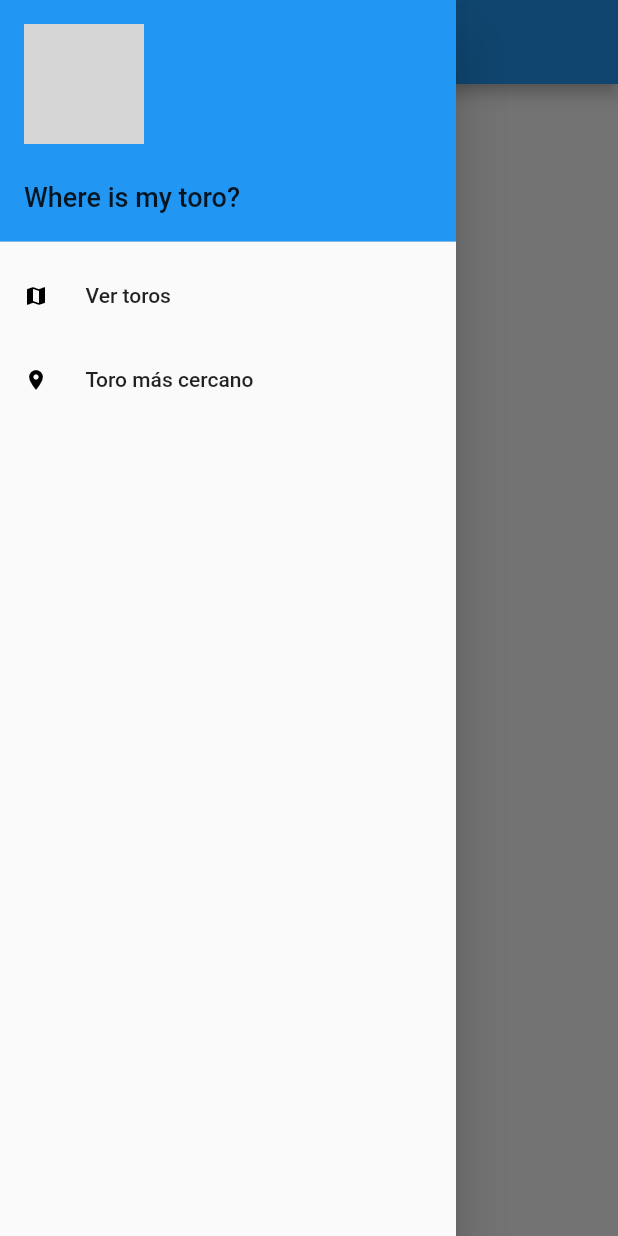
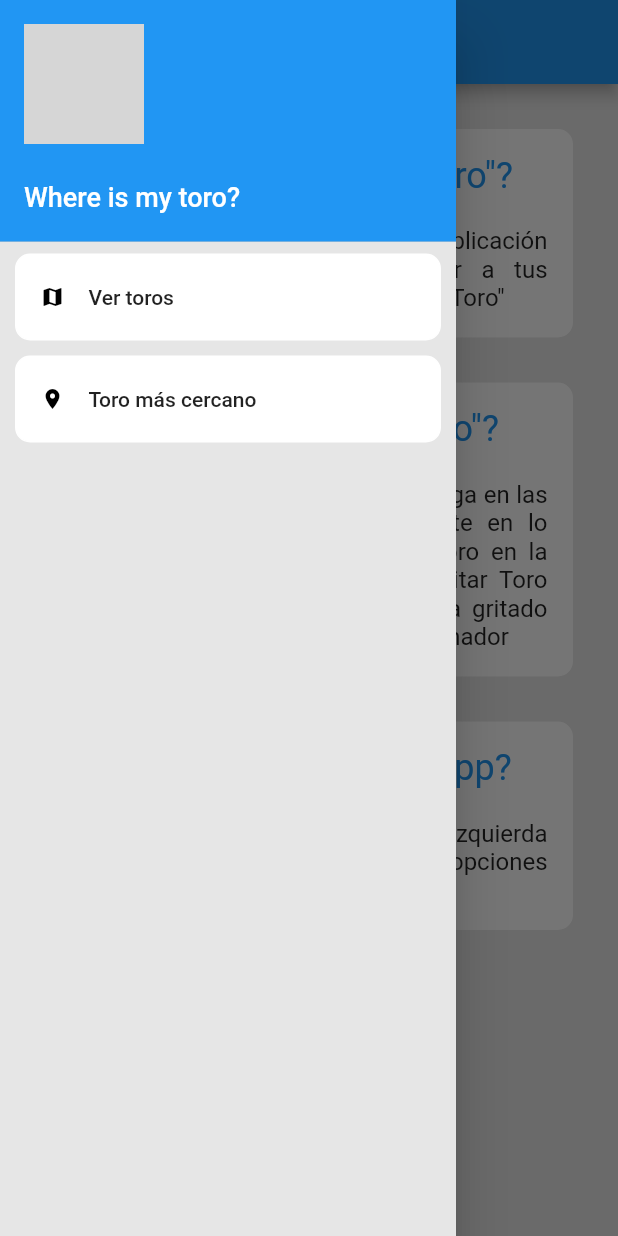
Before and after one commit to juanDeVicente/app_toro, a Flutter app: the screen it shows after launch, with the side drawer open, on a phone screen of 412 x 824 dp. Run offline on Flutter 3.47's test engine with Material 2 defaults, Android fonts, the phone set to English and light mode, and no system bars; our stand-ins replace flutter_svg, geolocator, google_maps_flutter; grey boxes are pictures that could not be loaded.

Commit message:
Finished visual parts

```diff
--- a/lib/parts/drawer.dart
+++ b/lib/parts/drawer.dart
@@ -9,9 +9,12 @@
   @override
   Widget build(BuildContext context) {
     const iconSeparator = 25.0;
-    const listTitleIconSeparator = 25.0;
+    const listTitleIconSeparator = 16.0;
+    const Color backgroundColor = Colors.white;
 
     return Drawer(
+        child: Container(
+      color: const Color(0xFFe6e6e6),
       child: ListView(
         padding: EdgeInsets.zero,
         children: [
@@ -32,11 +35,17 @@
                   padding: const EdgeInsets.only(top: iconSeparator),
                   child: const Text(
                     'Where is my toro?',
-                    style: TextStyle(fontSize: 18),
+                    style: TextStyle(fontSize: 18, color: Colors.white),
                   )),
             ]),
           ),
-          ListTile(
+          Container(
+            margin: const EdgeInsets.only(left: 10.0, right: 10.0),
+            decoration: BoxDecoration(
+                border: Border.all(color: backgroundColor),
+                color: backgroundColor,
+                borderRadius: const BorderRadius.all(Radius.circular(10))),
+            child: ListTile(
               title: Wrap(
                 crossAxisAlignment: WrapCrossAlignment.start,
                 children: [
@@ -47,18 +56,28 @@
                     semanticLabel: 'Map icon to see toros',
                   ),
                   Container(
-                  padding: const EdgeInsets.only(left: listTitleIconSeparator),
+                    padding:
+                        const EdgeInsets.only(left: listTitleIconSeparator),
                     child: const Text('Ver toros'),
                   )
                 ],
               ),
               onTap: () {
                 Navigator.pop(context);
-              Navigator.push(context,
-                  MaterialPageRoute(builder: (context) => const TorosRoute()));
+                Navigator.push(
+                    context,
+                    MaterialPageRoute(
+                        builder: (context) => const TorosRoute()));
               },
             ),
-          ListTile(
+          ),
+          Container(
+              margin: const EdgeInsets.only(left: 10.0, right: 10.0, top: 10.0),
+              decoration: BoxDecoration(
+                  border: Border.all(color: backgroundColor),
+                  color: backgroundColor,
+                  borderRadius: const BorderRadius.all(Radius.circular(10))),
+              child: ListTile(
                 title: Wrap(
                   crossAxisAlignment: WrapCrossAlignment.start,
                   children: [
@@ -66,10 +85,11 @@
                       Icons.location_on,
                       color: Colors.black,
                       size: 16,
-                  semanticLabel: 'Map icon to see toros',
+                      semanticLabel: 'Map icon to see nearest toro',
                     ),
                     Container(
-                  padding: const EdgeInsets.only(left: listTitleIconSeparator),
+                      padding:
+                          const EdgeInsets.only(left: listTitleIconSeparator),
                       child: const Text('Toro más cercano'),
                     )
                   ],
@@ -81,9 +101,9 @@
                       MaterialPageRoute(
                           builder: (context) => const TorosDistanceRoute()));
                 },
-          )
+              )),
         ],
       ),
-    );
+    ));
   }
 }
--- /dev/null
+++ b/lib/parts/text.panel.dart
@@ -0,0 +1,40 @@
+import 'package:flutter/material.dart';
+
+class TextPanel extends StatelessWidget {
+  const TextPanel({Key? key, required this.headerText, required this.bodyText})
+      : super(key: key);
+
+  final String headerText;
+  final String bodyText;
+  final Color backgroundColor = Colors.white;
+
+  @override
+  Widget build(BuildContext context) {
+    return Container(
+      margin: const EdgeInsets.only(left: 30.0, right: 30.0),
+      padding: const EdgeInsets.all(16.0),
+      decoration: BoxDecoration(
+          border: Border.all(color: backgroundColor),
+          color: backgroundColor,
+          borderRadius: const BorderRadius.all(Radius.circular(10))),
+      child: Column(
+        crossAxisAlignment: CrossAxisAlignment.start,
+        children: [
+          Padding(
+              padding: const EdgeInsets.only(bottom: 20),
+              child: Text(
+                  style: TextStyle(
+                      fontSize: 24, color: Theme.of(context).primaryColor),
+                  textAlign: TextAlign.justify,
+                  headerText)),
+          Text(
+              style: const TextStyle(
+                fontSize: 16,
+              ),
+              textAlign: TextAlign.justify,
+              bodyText),
+        ],
+      ),
+    );
+  }
+}
--- a/lib/parts/waiting.data.dart
+++ b/lib/parts/waiting.data.dart
@@ -1,4 +1,3 @@
-import 'package:flutter/cupertino.dart';
 import 'package:flutter/material.dart';
 
 class WaitingData extends StatelessWidget {
--- a/lib/toro.app.dart
+++ b/lib/toro.app.dart
@@ -1,9 +1,12 @@
 import 'package:app_toro/parts/app.bar.dart';
 import 'package:app_toro/parts/drawer.dart';
+import 'package:app_toro/parts/text.panel.dart';
 import 'package:flutter/material.dart';
 
 class ToroApp extends StatelessWidget {
   const ToroApp({Key? key}) : super(key: key);
+
+  final double separation = 30.0;
 
   @override
   Widget build(BuildContext context) {
@@ -12,8 +15,37 @@
       theme: ThemeData(
         primarySwatch: Colors.blue,
       ),
-      home: const Scaffold(
-          drawer: ToroDrawer(), appBar: ToroAppBar(), body: Text('Hola')),
+      home: Scaffold(
+          drawer: const ToroDrawer(),
+          appBar: const ToroAppBar(),
+          body: Container(
+            color: const Color(0xFFe6e6e6),
+            child: Column(
+                crossAxisAlignment: CrossAxisAlignment.stretch,
+                children: [
+                  SizedBox(
+                    height: separation,
+                  ),
+                  const TextPanel(
+                      headerText: '¿Qué es "Where is my toro"?',
+                      bodyText:
+                          '"Where is my toro?" es la aplicación definitiva que te permitirá ganar a tus amigos en el famosísimo juego de "Toro"'),
+                  SizedBox(
+                    height: separation,
+                  ),
+                  const TextPanel(
+                      headerText: '¿Qué es el juego de "Toro"?',
+                      bodyText:
+                          'El juego de toro es aquel que se juega en las carreteras de España que consiste en lo siguiente: El primero que ve un toro en la carretera tiene la obligación de gritar Toro para ganar la ronda. Quien hubiera gritado más veces toro en la ruta será el ganador'),
+                  SizedBox(
+                    height: separation,
+                  ),
+                  const TextPanel(
+                      headerText: '¿Cómo puedes usar la app?',
+                      bodyText:
+                          'Usando el menú desplegable de la izquierda puedes curiosear con las opciones disponibles de la app'),
+                ]),
+          )),
     );
   }
 }
```
Lines whose indentation alone changed are shown as unchanged.
